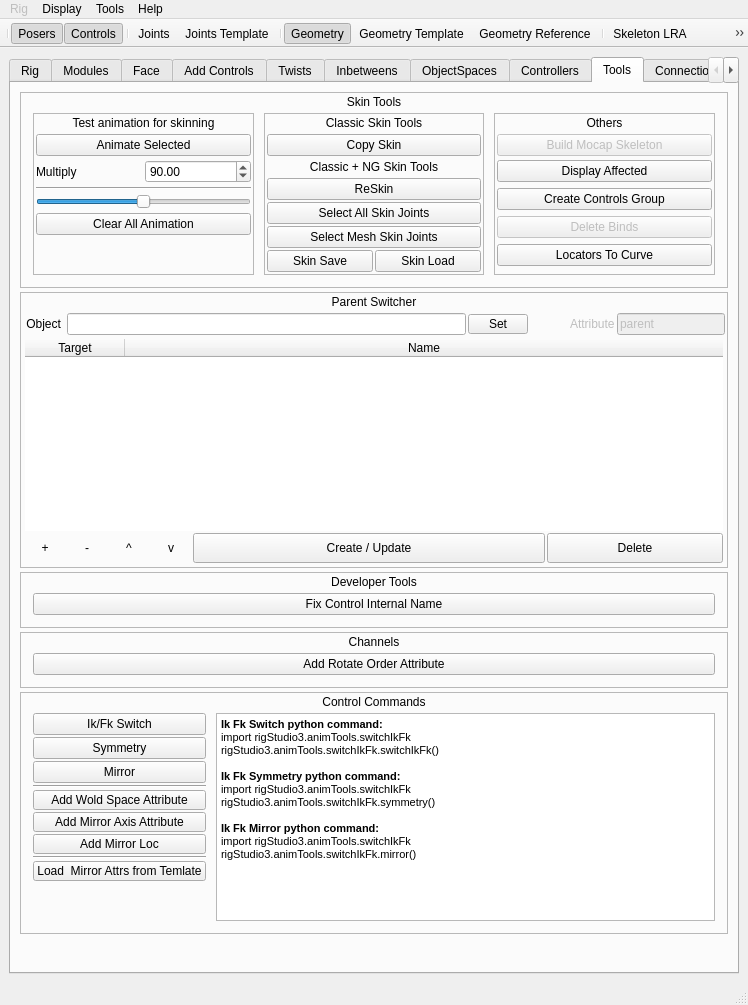
PavelCrow/RigStudio3, file ui/designer/mainWindow.ui: the form before one commit.
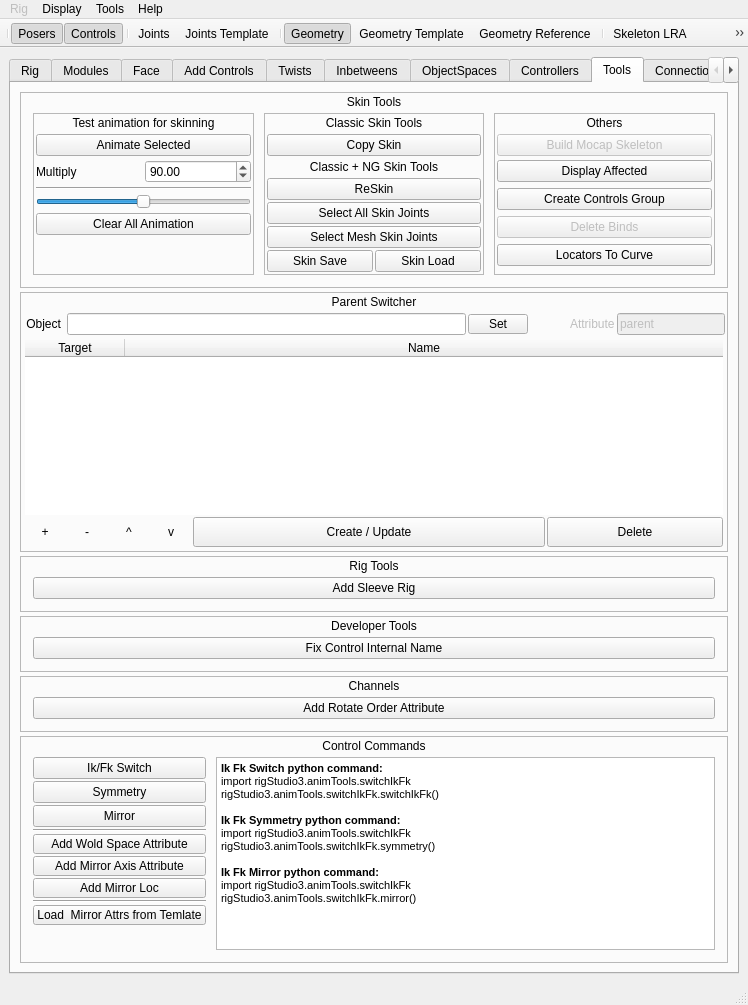
The form after the commit.

```diff
--- a/ui/designer/mainWindow.ui
+++ b/ui/designer/mainWindow.ui
@@ -7152,7 +7152,7 @@
        <attribute name="title">
         <string>Tools</string>
        </attribute>
-       <layout class="QVBoxLayout" name="verticalLayout_69" stretch="0,0,0,0,0,1">
+       <layout class="QVBoxLayout" name="verticalLayout_69" stretch="0,0,0,0,0,0,1">
         <property name="spacing">
          <number>4</number>
         </property>
@@ -8018,6 +8018,111 @@
           </layout>
          </widget>
         </item>
+        <item>
+         <widget class="QFrame" name="rigTools_frame">
+          <property name="enabled">
+           <bool>true</bool>
+          </property>
+          <property name="minimumSize">
+           <size>
+            <width>0</width>
+            <height>0</height>
+           </size>
+          </property>
+          <property name="frameShape">
+           <enum>QFrame::StyledPanel</enum>
+          </property>
+          <property name="frameShadow">
+           <enum>QFrame::Plain</enum>
+          </property>
+          <layout class="QVBoxLayout" name="verticalLayout_99">
+           <property name="spacing">
+            <number>4</number>
+           </property>
+           <property name="leftMargin">
+            <number>2</number>
+           </property>
+           <property name="topMargin">
+            <number>2</number>
+           </property>
+           <property name="rightMargin">
+            <number>2</number>
+           </property>
+           <property name="bottomMargin">
+            <number>2</number>
+           </property>
+           <item>
+            <widget class="QLabel" name="rigTools_label">
+             <property name="enabled">
+              <bool>true</bool>
+             </property>
+             <property name="text">
+              <string>Rig Tools</string>
+             </property>
+             <property name="alignment">
+              <set>Qt::AlignCenter</set>
+             </property>
+             <property name="margin">
+              <number>2</number>
+             </property>
+            </widget>
+           </item>
+           <item>
+            <widget class="QFrame" name="rigTools_groupFrame">
+             <property name="frameShape">
+              <enum>QFrame::NoFrame</enum>
+             </property>
+             <property name="frameShadow">
+              <enum>QFrame::Raised</enum>
+             </property>
+             <layout class="QVBoxLayout" name="verticalLayout_100">
+              <property name="spacing">
+               <number>4</number>
+              </property>
+              <property name="leftMargin">
+               <number>0</number>
+              </property>
+              <property name="topMargin">
+               <number>0</number>
+              </property>
+              <property name="rightMargin">
+               <number>0</number>
+              </property>
+              <property name="bottomMargin">
+               <number>0</number>
+              </property>
+              <item>
+               <layout class="QHBoxLayout" name="horizontalLayout_55">
+                <property name="spacing">
+                 <number>10</number>
+                </property>
+                <property name="leftMargin">
+                 <number>10</number>
+                </property>
+                <property name="rightMargin">
+                 <number>10</number>
+                </property>
+                <property name="bottomMargin">
+                 <number>10</number>
+                </property>
+                <item>
+                 <widget class="QPushButton" name="addSleeve_btn">
+                  <property name="enabled">
+                   <bool>true</bool>
+                  </property>
+                  <property name="text">
+                   <string>Add Sleeve Rig</string>
+                  </property>
+                 </widget>
+                </item>
+               </layout>
+              </item>
+             </layout>
+            </widget>
+           </item>
+          </layout>
+         </widget>
+        </item>
         <item>
          <widget class="QFrame" name="smf_frame">
           <property name="enabled">
```
